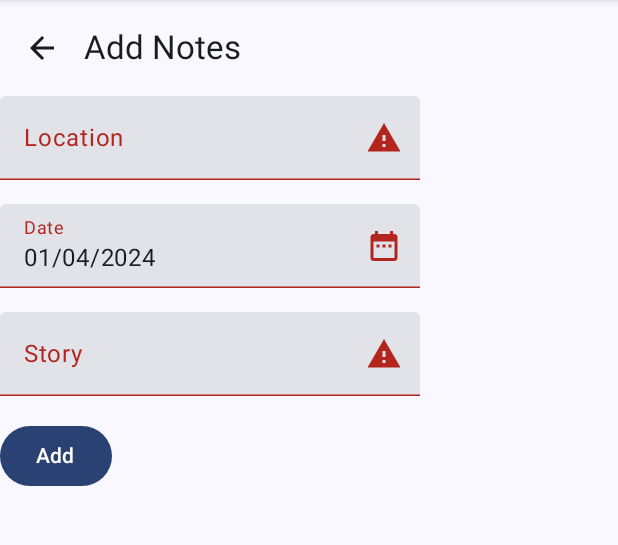
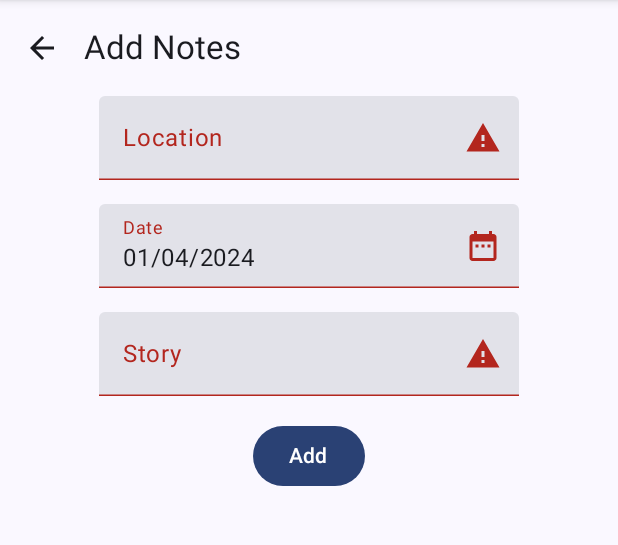
Before and after one commit to krisniasyahwa/MiniProject1, an Android app built with Jetpack Compose: the AddNoteScreen screen opened through its navigation route, on a phone screen of 412 x 824 dp, the part 84-629 px from its top. Run offline under Robolectric (Android 15) with nearby library versions, the phone set to English and light mode, and no system bars.

Commit message:
Memperbaiki layout

```diff
--- a/app/src/main/java/org/d3if3087/miniproject1/ui/theme/screen/AddNoteScreen.kt
+++ b/app/src/main/java/org/d3if3087/miniproject1/ui/theme/screen/AddNoteScreen.kt
@@ -27,6 +27,7 @@ import androidx.compose.runtime.getValue
 import androidx.compose.runtime.mutableStateOf
 import androidx.compose.runtime.remember
 import androidx.compose.runtime.setValue
+import androidx.compose.ui.Alignment
 import androidx.compose.ui.Modifier
 import androidx.compose.ui.platform.LocalContext
 import androidx.compose.ui.res.stringResource
@@ -99,7 +100,9 @@ fun AddNotes(
         modifier = Modifier
             .fillMaxSize()
             .padding(contentPadding),
-        verticalArrangement = Arrangement.spacedBy(16.dp)
+        verticalArrangement = Arrangement.spacedBy(16.dp),
+        horizontalAlignment = Alignment.CenterHorizontally
+
     ) {
         TextField(
             value = locationTextState.value,
```
